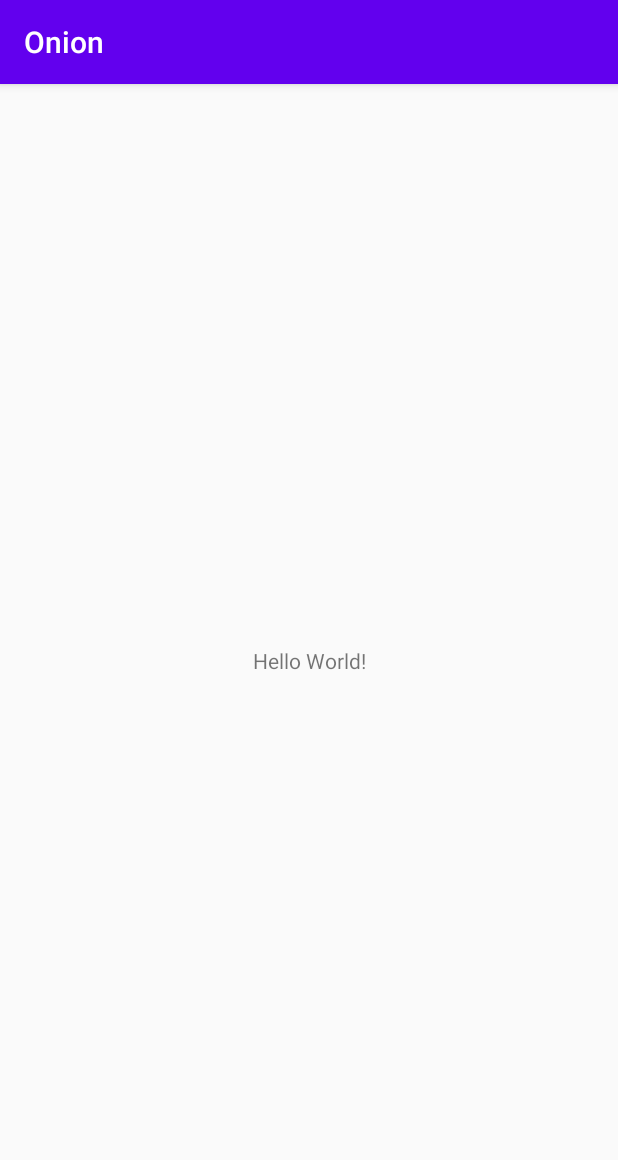
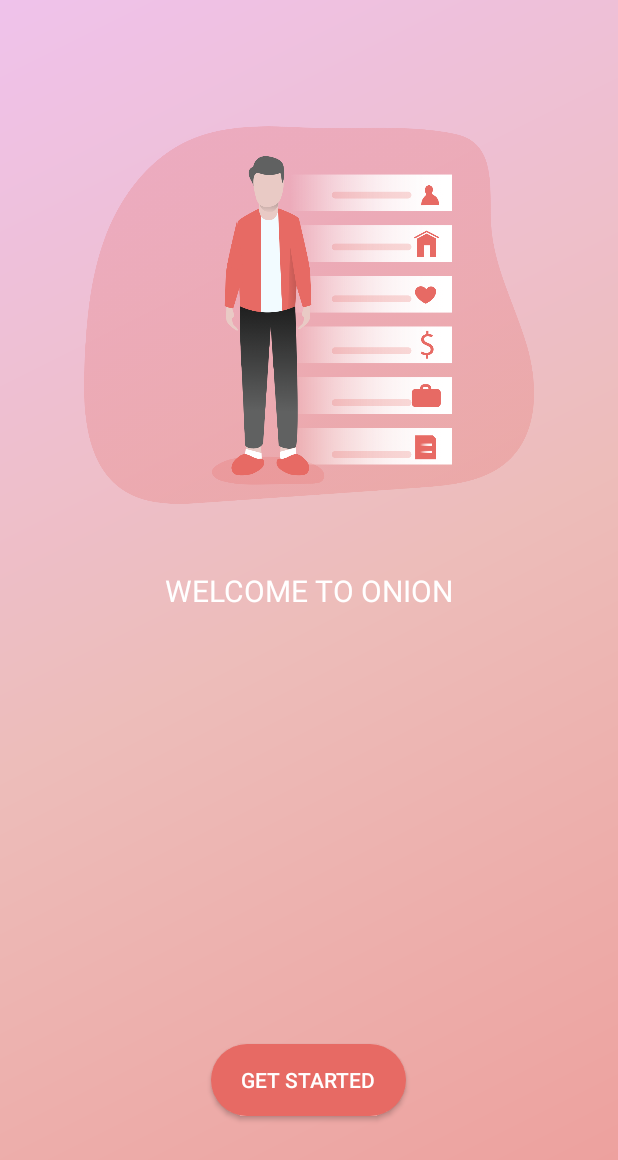
Before and after one commit to StoneSeven/onion, an Android app: the screen it shows after launch (MainActivity before the commit, SplashActivity after it), on a phone screen of 412 x 824 dp. Shown: the top 1160 px of the screen. Run offline under Robolectric (Android 15) with nearby library versions, the phone set to English and light mode, and no system bars.

Commit message:
new create splash code

```diff
--- a/app/src/main/AndroidManifest.xml
+++ b/app/src/main/AndroidManifest.xml
@@ -25,16 +25,16 @@
 
         <activity android:name=".ui.MainActivity"
             android:configChanges="orientation|keyboardHidden|screenSize|screenLayout">
+        </activity>
+
+        <activity android:name=".ui.SplashActivity"
+            android:configChanges="orientation|keyboardHidden|screenSize|screenLayout">
             <intent-filter>
                 <action android:name="android.intent.action.MAIN" />
 
                 <category android:name="android.intent.category.LAUNCHER" />
             </intent-filter>
         </activity>
-
-        <activity android:name=".ui.SplashActivity"
-            android:configChanges="orientation|keyboardHidden|screenSize|screenLayout">
-        </activity>
     </application>
 
 </manifest>
--- a/app/src/main/java/com/stone/onion/ui/SplashActivity.kt
+++ b/app/src/main/java/com/stone/onion/ui/SplashActivity.kt
@@ -1,13 +1,27 @@
 package com.stone.onion.ui
 
+import android.content.Intent
 import androidx.appcompat.app.AppCompatActivity
 import android.os.Bundle
+import android.view.Window
+import android.view.WindowManager
 import com.stone.onion.R
+import kotlinx.android.synthetic.main.activity_splash.*
 
 class SplashActivity : AppCompatActivity() {
 
     override fun onCreate(savedInstanceState: Bundle?) {
         super.onCreate(savedInstanceState)
+
+        requestWindowFeature(Window.FEATURE_NO_TITLE)
+        window.setFlags(WindowManager.LayoutParams.FLAG_FULLSCREEN
+            , WindowManager.LayoutParams.FLAG_FULLSCREEN)
+
         setContentView(R.layout.activity_splash)
+
+        btn_start.setOnClickListener {
+            startActivity(Intent(this,MainActivity::class.java))
+            finish()
+        }
     }
 }
--- /dev/null
+++ b/app/src/main/res/drawable/splash_background.xml
@@ -0,0 +1,18 @@
+<?xml version="1.0" encoding="utf-8"?>
+<shape xmlns:android="http://schemas.android.com/apk/res/android">
+
+<!--    <gradient-->
+<!--        android:angle="135"-->
+<!--        android:centerColor="#D2BCE9"-->
+<!--        android:endColor="#efc2eb"-->
+<!--        android:startColor="#CAA7EB"-->
+<!--        android:type="linear" />   -->
+
+    <gradient
+        android:angle="135"
+        android:centerColor="#EDBDBA"
+        android:endColor="#efc2eb"
+        android:startColor="#ED9E9B"
+        android:type="linear" />
+
+</shape>
--- /dev/null
+++ b/app/src/main/res/drawable/splash_text.xml
@@ -0,0 +1,18 @@
+<?xml version="1.0" encoding="utf-8"?>
+<selector xmlns:android="http://schemas.android.com/apk/res/android">
+    <item android:state_pressed="false">
+        <shape android:shape="rectangle">
+            <solid android:color="@color/colorAccent" />
+            <corners android:radius="24dp" />
+            <stroke android:width="0dp" />
+        </shape>
+    </item>
+
+    <item android:state_pressed="true">
+        <shape android:shape="rectangle">
+            <solid android:color="@color/colorAccent" />
+            <corners android:radius="24dp" />
+            <stroke android:width="0dp" />
+        </shape>
+    </item>
+</selector>
--- a/app/src/main/res/layout/activity_splash.xml
+++ b/app/src/main/res/layout/activity_splash.xml
@@ -1,9 +1,41 @@
 <?xml version="1.0" encoding="utf-8"?>
-<androidx.constraintlayout.widget.ConstraintLayout
+<RelativeLayout
     xmlns:android="http://schemas.android.com/apk/res/android"
+    android:background="@drawable/splash_background"
     android:layout_width="match_parent"
     android:layout_height="match_parent">
 
+    <ImageView
+        android:id="@+id/splash_title"
+        android:layout_marginTop="60dp"
+        android:layout_centerHorizontal="true"
+        android:src="@mipmap/splash_title"
+        android:layout_width="300dp"
+        android:layout_height="300dp"/>
+
+    <TextView
+        android:textSize="20sp"
+        android:layout_marginTop="20dp"
+        android:layout_below="@+id/splash_title"
+        android:text="@string/splash_wel"
+        android:textColor="@color/colorWrite"
+        android:layout_centerHorizontal="true"
+        android:layout_width="wrap_content"
+        android:layout_height="wrap_content"/>
+
+    <Button
+        android:paddingLeft="20dp"
+        android:paddingRight="20dp"
+        android:id="@+id/btn_start"
+        android:background="@drawable/splash_text"
+        android:text="@string/splash_text"
+        android:textColor="@color/colorWrite"
+        android:layout_marginBottom="80dp"
+        android:layout_centerHorizontal="true"
+        android:layout_alignParentBottom="true"
+        android:layout_width="wrap_content"
+        android:layout_height="wrap_content"/>
 
 
-</androidx.constraintlayout.widget.ConstraintLayout>
+
+</RelativeLayout>
--- a/app/src/main/res/values/colors.xml
+++ b/app/src/main/res/values/colors.xml
@@ -1,6 +1,8 @@
 <?xml version="1.0" encoding="utf-8"?>
 <resources>
-    <color name="colorPrimary">#6200EE</color>
-    <color name="colorPrimaryDark">#3700B3</color>
-    <color name="colorAccent">#03DAC5</color>
+    <color name="colorPrimary">#FFFFFF</color>
+    <color name="colorPrimaryDark">#FFFFFF</color>
+    <color name="colorAccent">#E76A64</color>
+
+    <color name="colorWrite">#FFFFFF</color>
 </resources>
--- a/app/src/main/res/values/strings.xml
+++ b/app/src/main/res/values/strings.xml
@@ -1,3 +1,6 @@
 <resources>
     <string name="app_name">Onion</string>
+
+    <string name="splash_text">GET STARTED</string>
+    <string name="splash_wel">WELCOME TO ONION</string>
 </resources>
--- a/app/src/main/res/values/styles.xml
+++ b/app/src/main/res/values/styles.xml
@@ -1,6 +1,6 @@
 <resources>
     <!-- Base application theme. -->
-    <style name="AppTheme" parent="Theme.AppCompat.Light.DarkActionBar">
+    <style name="AppTheme" parent="Theme.AppCompat.Light.NoActionBar">
         <!-- Customize your theme here. -->
         <item name="colorPrimary">@color/colorPrimary</item>
         <item name="colorPrimaryDark">@color/colorPrimaryDark</item>
--- a/base/src/main/java/com/stone/base/http/RequestManager.kt
+++ b/base/src/main/java/com/stone/base/http/RequestManager.kt
@@ -1,6 +1,5 @@
 package com.stone.base.http
 
-import com.jakewharton.retrofit2.adapter.kotlin.coroutines.CoroutineCallAdapterFactory
 import okhttp3.OkHttpClient
 import retrofit2.Retrofit
 import retrofit2.converter.gson.GsonConverterFactory
```
Also changed, not shown: app/src/main/res/mipmap-xhdpi/splash_img.png (added), app/src/main/res/mipmap-xhdpi/splash_title.png (added).
